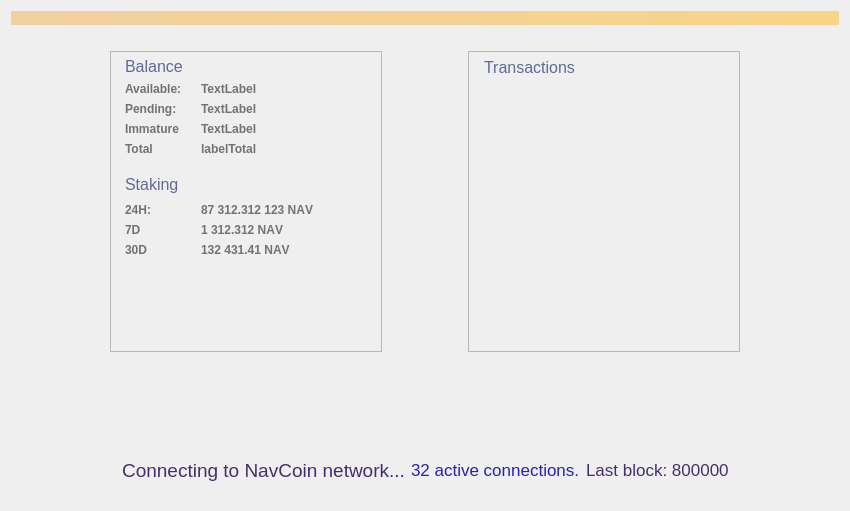
First picture: the form in src/qt/forms/overviewpage.ui, repository navcoin/navcoin-core, before the edit.
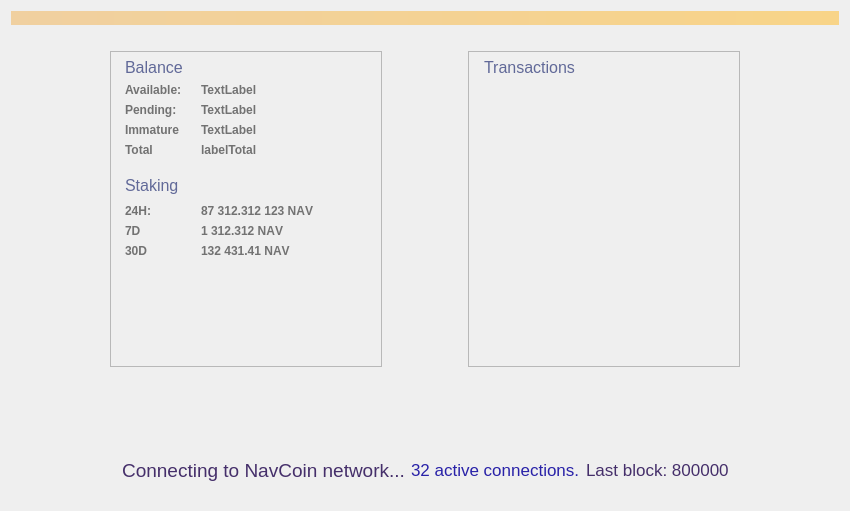
Second picture: the form after the edit.

```diff
--- a/src/qt/forms/overviewpage.ui
+++ b/src/qt/forms/overviewpage.ui
@@ -86,13 +86,13 @@
          <property name="minimumSize">
           <size>
            <width>272</width>
-           <height>301</height>
+           <height>316</height>
           </size>
          </property>
          <property name="maximumSize">
           <size>
            <width>272</width>
-           <height>301</height>
+           <height>316</height>
           </size>
          </property>
          <property name="baseSize">
@@ -116,7 +116,7 @@
             <x>-1</x>
             <y>-1</y>
             <width>282</width>
-            <height>351</height>
+            <height>352</height>
            </rect>
           </property>
           <layout class="QVBoxLayout" name="verticalLayout_2">
@@ -137,6 +137,9 @@
            </property>
            <item>
             <layout class="QHBoxLayout" name="horizontalLayout_3">
+             <property name="spacing">
+              <number>0</number>
+             </property>
              <item>
               <widget class="QLabel" name="label_4">
                <property name="sizePolicy">
@@ -158,6 +161,22 @@
                </property>
               </widget>
              </item>
+             <item>
+              <spacer name="horizontalSpacer_11">
+               <property name="orientation">
+                <enum>Qt::Horizontal</enum>
+               </property>
+               <property name="sizeType">
+                <enum>QSizePolicy::Maximum</enum>
+               </property>
+               <property name="sizeHint" stdset="0">
+                <size>
+                 <width>10</width>
+                 <height>20</height>
+                </size>
+               </property>
+              </spacer>
+             </item>
              <item>
               <widget class="QPushButton" name="labelWalletStatus">
                <property name="maximumSize">
@@ -183,6 +202,19 @@
                </property>
               </widget>
              </item>
+             <item>
+              <spacer name="horizontalSpacer_10">
+               <property name="orientation">
+                <enum>Qt::Horizontal</enum>
+               </property>
+               <property name="sizeHint" stdset="0">
+                <size>
+                 <width>40</width>
+                 <height>20</height>
+                </size>
+               </property>
+              </spacer>
+             </item>
             </layout>
            </item>
            <item>
@@ -742,13 +774,13 @@
          <property name="minimumSize">
           <size>
            <width>272</width>
-           <height>301</height>
+           <height>316</height>
           </size>
          </property>
          <property name="maximumSize">
           <size>
            <width>272</width>
-           <height>301</height>
+           <height>316</height>
           </size>
          </property>
          <property name="baseSize">
@@ -769,7 +801,7 @@
             <x>0</x>
             <y>0</y>
             <width>271</width>
-            <height>301</height>
+            <height>311</height>
            </rect>
           </property>
           <layout class="QVBoxLayout" name="verticalLayout_3">
```
